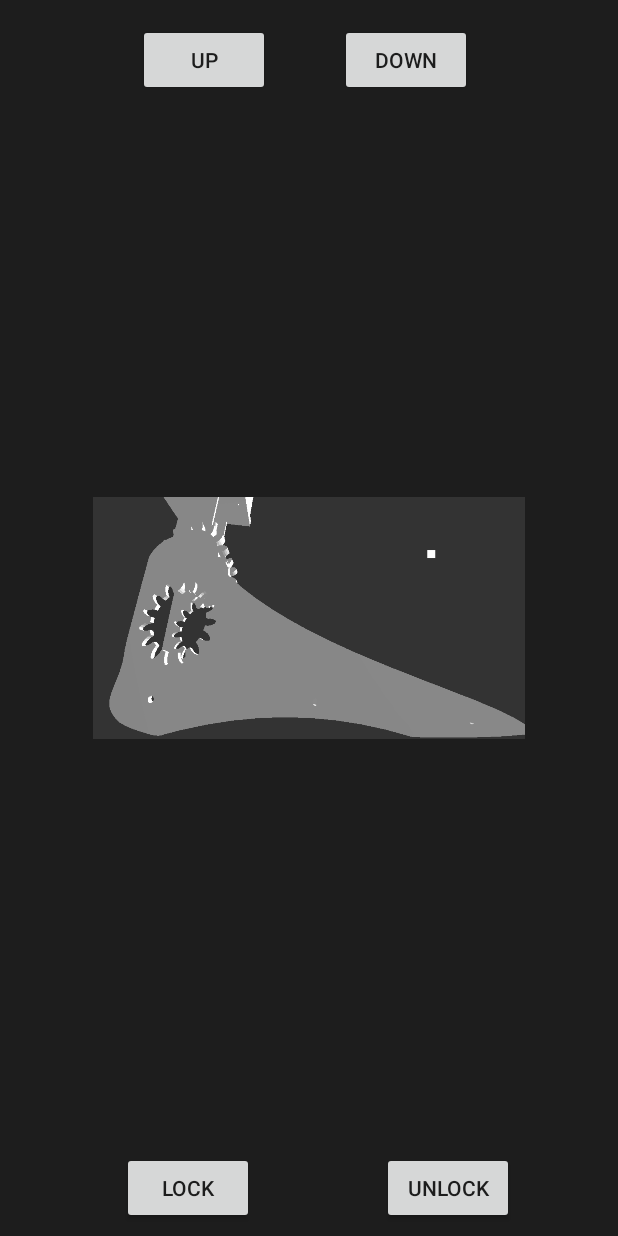
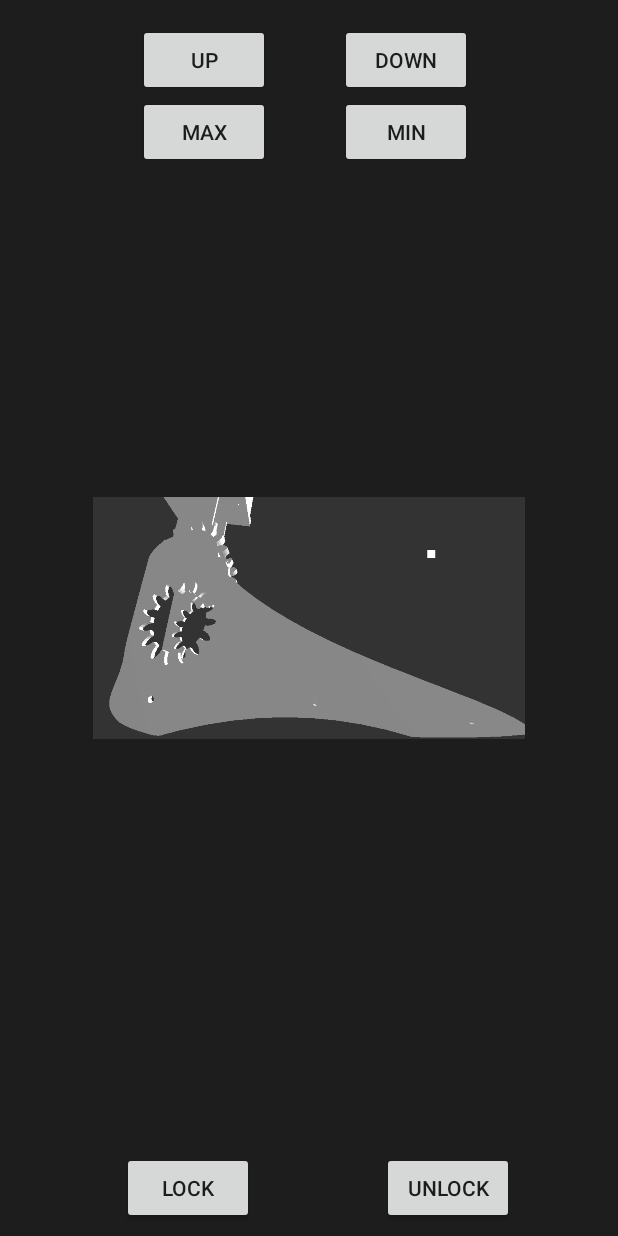
Before and after one commit to nathanjnile/GroupProjectProstheticApp, an Android app: the ControlActivity screen opened directly, with no data from a screen before it, after a tap on "UNLOCK", on a phone screen of 412 x 824 dp. Run offline under Robolectric (Android 15) with nearby library versions, the phone set to English and light mode, and no system bars.

```diff
--- a/app/src/main/java/com/example/natha/bluetoothservice2/ControlActivity.java
+++ b/app/src/main/java/com/example/natha/bluetoothservice2/ControlActivity.java
@@ -15,6 +15,8 @@ public class ControlActivity extends AppCompatActivity {
     Button downbutton;
     Button lockbutton;
     Button unlockbutton;
+    Button maxbutton;
+    Button minbutton;
     int angle;
     PrinterService mPrinterService;
 
@@ -28,12 +30,14 @@ public class ControlActivity extends AppCompatActivity {
         downbutton = (Button) findViewById(R.id.downbutton);
         lockbutton = (Button) findViewById(R.id.lockbutton);
         unlockbutton = (Button) findViewById(R.id.unlockbutton);
+        maxbutton = (Button) findViewById(R.id.maxbutton);
+        minbutton = (Button) findViewById(R.id.minbutton);
 
         upbutton.setOnClickListener(new View.OnClickListener() {
             @Override
             public void onClick(View view) {
                 angle = angle - 10;
-                byte[] bytes = "Dorsiflex".getBytes();
+                byte[] bytes = "dorsiflex".getBytes();
                 mPrinterService.write(bytes);
                 controlfoot.setRotation(angle);
             }
@@ -43,7 +47,7 @@ public class ControlActivity extends AppCompatActivity {
             @Override
             public void onClick(View view) {
                 angle = angle + 10;
-                byte[] bytes = "Plantarflex".getBytes();
+                byte[] bytes = "plantarflex".getBytes();
                 mPrinterService.write(bytes);
                 controlfoot.setRotation(angle);
             }
@@ -52,7 +56,7 @@ public class ControlActivity extends AppCompatActivity {
         lockbutton.setOnClickListener(new View.OnClickListener() {
             @Override
             public void onClick(View view) {
-                byte[] bytes = "lockfoot".getBytes();
+                byte[] bytes = "lock".getBytes();
                 mPrinterService.write(bytes);
             }
         });
@@ -60,7 +64,23 @@ public class ControlActivity extends AppCompatActivity {
         unlockbutton.setOnClickListener(new View.OnClickListener() {
             @Override
             public void onClick(View view) {
-                byte[] bytes = "unlockfoot".getBytes();
+                byte[] bytes = "unlock".getBytes();
+                mPrinterService.write(bytes);
+            }
+        });
+
+        maxbutton.setOnClickListener(new View.OnClickListener() {
+            @Override
+            public void onClick(View view) {
+                byte[] bytes = "maxdorsiflex".getBytes();
+                mPrinterService.write(bytes);
+            }
+        });
+
+        minbutton.setOnClickListener(new View.OnClickListener() {
+            @Override
+            public void onClick(View view) {
+                byte[] bytes = "maxplantarflex".getBytes();
                 mPrinterService.write(bytes);
             }
         });
--- a/app/src/main/res/layout/activity_control.xml
+++ b/app/src/main/res/layout/activity_control.xml
@@ -78,5 +78,31 @@
         app:layout_constraintHorizontal_bias="0.8"
         app:layout_constraintStart_toStartOf="parent" />
 
+    <Button
+        android:id="@+id/maxbutton"
+        android:layout_width="wrap_content"
+        android:layout_height="wrap_content"
+        android:layout_marginStart="8dp"
+        android:layout_marginTop="64dp"
+        android:layout_marginEnd="8dp"
+        android:text="Max"
+        app:layout_constraintEnd_toEndOf="parent"
+        app:layout_constraintHorizontal_bias="0.273"
+        app:layout_constraintStart_toStartOf="parent"
+        app:layout_constraintTop_toTopOf="parent" />
+
+    <Button
+        android:id="@+id/minbutton"
+        android:layout_width="wrap_content"
+        android:layout_height="wrap_content"
+        android:layout_marginStart="8dp"
+        android:layout_marginTop="64dp"
+        android:layout_marginEnd="8dp"
+        android:text="Min"
+        app:layout_constraintEnd_toEndOf="parent"
+        app:layout_constraintHorizontal_bias="0.71"
+        app:layout_constraintStart_toStartOf="parent"
+        app:layout_constraintTop_toTopOf="parent" />
+
 
 </android.support.constraint.ConstraintLayout>
```
